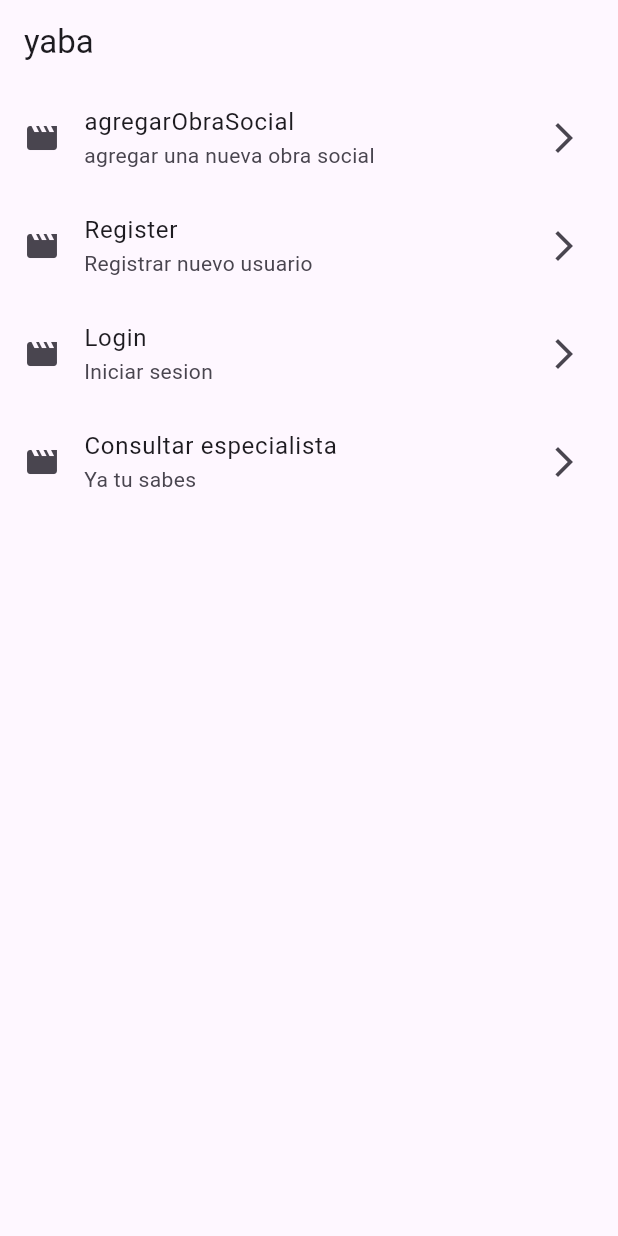
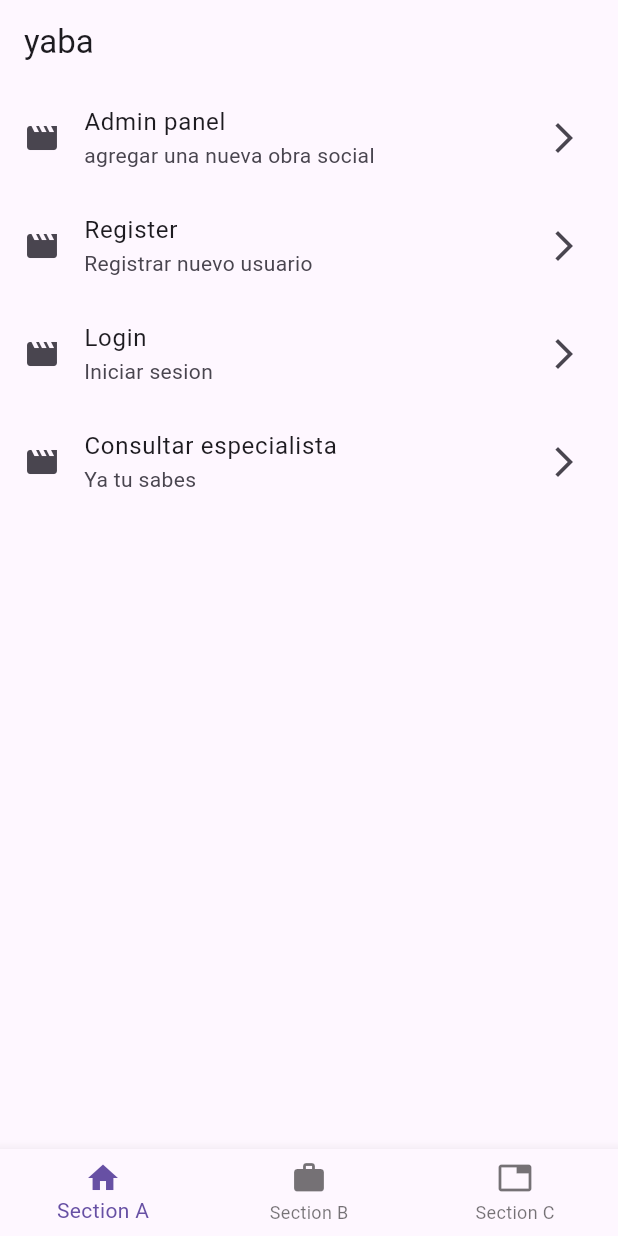
Before and after one commit to Sixela33/AutoGuard, a Flutter app: the HomeScreen screen opened by its route, on a phone screen of 412 x 824 dp. Run offline on Flutter 3.47's test engine with Material 3 defaults, Android fonts, the phone set to English and light mode, and no system bars; our stand-ins replace cloud_firestore, firebase_auth, firebase_core, flutter_dotenv, flutter_riverpod, go_router; missing offline and left inert: dart_openai; accounts and stored records are empty.

Commit message:
Bottom bar

```diff
--- a/lib/core/appRouter.dart
+++ b/lib/core/appRouter.dart
@@ -1,38 +1,63 @@
+import 'package:autoguard/presentation/components/ScaffoldWithNavbar.dart';
 import 'package:autoguard/presentation/screens/AgregarNevaObraSocial.dart';
 import 'package:autoguard/presentation/screens/AgregarObraSocialUsuario.dart';
 import 'package:autoguard/presentation/screens/ConsultarEspecialista.dart';
 import 'package:autoguard/presentation/screens/HomeScreen.dart';
 import 'package:autoguard/presentation/screens/LoginScreen.dart';
 import 'package:autoguard/presentation/screens/RegistrationScreen.dart';
+import 'package:autoguard/presentation/screens/WelcomeScreen.dart';
 import 'package:go_router/go_router.dart';
 
 final appRouter = GoRouter(
-  initialLocation: '/',
+  routes: [
+    GoRoute(
+      path: '/',
+      name: WelcomeScreen.name,
+      builder: (context, state) => WelcomeScreen(),
+      routes: [
+        GoRoute(
+          name: LoginScreen.name,
+          path: 'login',
+          builder: (context, state) => LoginScreen(),
+        ),
+        StatefulShellRoute.indexedStack(
+          builder: ((context, state, navigationShell) => ScaffoldWithNavBar(navigationShell: navigationShell)),
+          branches: [
+            StatefulShellBranch(
               routes: [
                 GoRoute(
                   name: HomeScreen.name,
-      path: '/',
-      builder: (context, state) => HomeScreen()
+                  path: 'home',
+                  builder: (context, state) => HomeScreen(),
                 ),
+              ],
+              ),
+            StatefulShellBranch(routes: [
               GoRoute(
                 name: AgregarNuevaObraSocial.name,
-      path: '/agregarObraSocial',
+                path: 'Admin',
                 builder: (context, state) => AgregarNuevaObraSocial(),
               ),
+            ]),
+            StatefulShellBranch(routes: [
+              GoRoute(
+                path: 'especialista',
+                builder: (context, state) => ConsultarEspecialista()
+              )
+            ])
+          ]
+        ),
+
         GoRoute(
           name: RegistrationScreen.name,
-      path: '/register',
+          path: 'register',
           builder: (context, state) => RegistrationScreen(),
         ),
-     GoRoute(
-      name: LoginScreen.name,
-      path: '/login',
-      builder: (context, state) => LoginScreen(),
-    ),
-    GoRoute(
-      path: '/especialista',
-      builder: (context, state) => ConsultarEspecialista()
+
+      ]
     )
+
   ],
 
+
 );
--- a/lib/core/menu/menu_items.dart
+++ b/lib/core/menu/menu_items.dart
@@ -11,10 +11,10 @@ class MenuItem {
 
 const List<MenuItem> menuItems = [
   MenuItem(
-    title: "agregarObraSocial",
+    title: "Admin panel",
     subtitle: "agregar una nueva obra social",
     icon: Icons.movie,
-    link: '/agregarObraSocial'
+    link: '/Admin'
   ),
   MenuItem(
     title: "Register",
@@ -34,5 +34,4 @@ const List<MenuItem> menuItems = [
     icon: Icons.movie,
     link: '/especialista'
   ),
-
 ];
--- /dev/null
+++ b/lib/presentation/components/ScaffoldWithNavbar.dart
@@ -0,0 +1,34 @@
+import 'package:flutter/material.dart';
+import 'package:go_router/go_router.dart';
+
+class ScaffoldWithNavBar extends StatelessWidget {
+  const ScaffoldWithNavBar({
+    required this.navigationShell,
+    Key? key,
+  }) : super(key: key ?? const ValueKey<String>('ScaffoldWithNavBar'));
+
+  final StatefulNavigationShell navigationShell;
+
+  @override
+  Widget build(BuildContext context) {
+    return Scaffold(
+      body: navigationShell,
+      bottomNavigationBar: BottomNavigationBar(
+        items: const [
+          BottomNavigationBarItem(icon: Icon(Icons.home), label: 'Section A'),
+          BottomNavigationBarItem(icon: Icon(Icons.work), label: 'Section B'),
+          BottomNavigationBarItem(icon: Icon(Icons.tab), label: 'Section C'),
+        ],
+        currentIndex: navigationShell.currentIndex,
+        onTap: (int index) => _onTap(context, index),
+      ),
+    );
+  }
+
+  void _onTap(BuildContext context, int index) {
+    navigationShell.goBranch(
+      index,
+      initialLocation: index == navigationShell.currentIndex,
+    );
+  }
+}
```
Also changed, not shown: lib/presentation/entities/EspecialidadMedica.dart (added, +11 -0 lines), lib/presentation/entities/Firebase.dart (added, +124 -0 lines), lib/presentation/entities/ObraSocial.dart (added, +11 -0 lines), lib/presentation/providers/dbProvider.dart (+11 -89 lines), lib/presentation/screens/WelcomeScreen.dart (added, +30 -0 lines). Lines whose indentation alone changed are shown as unchanged.
